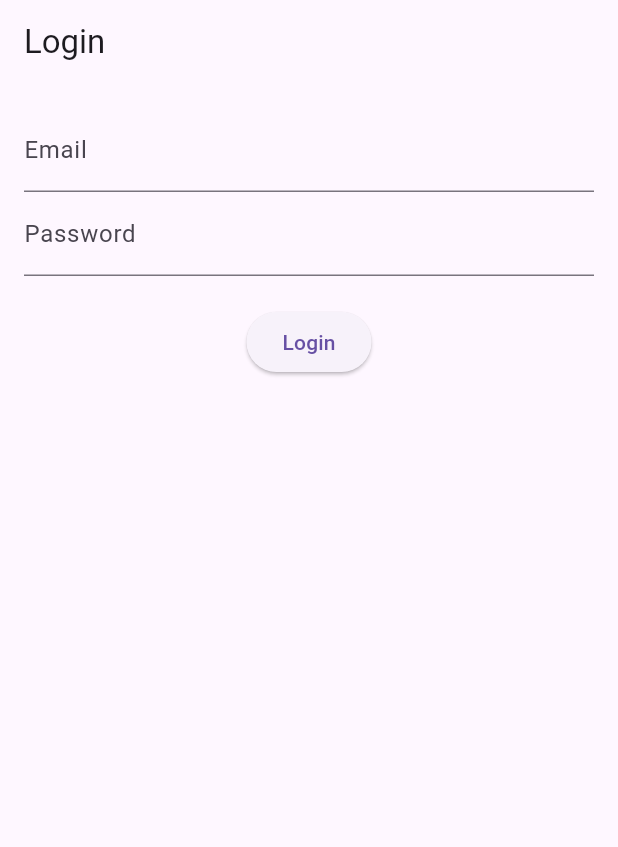
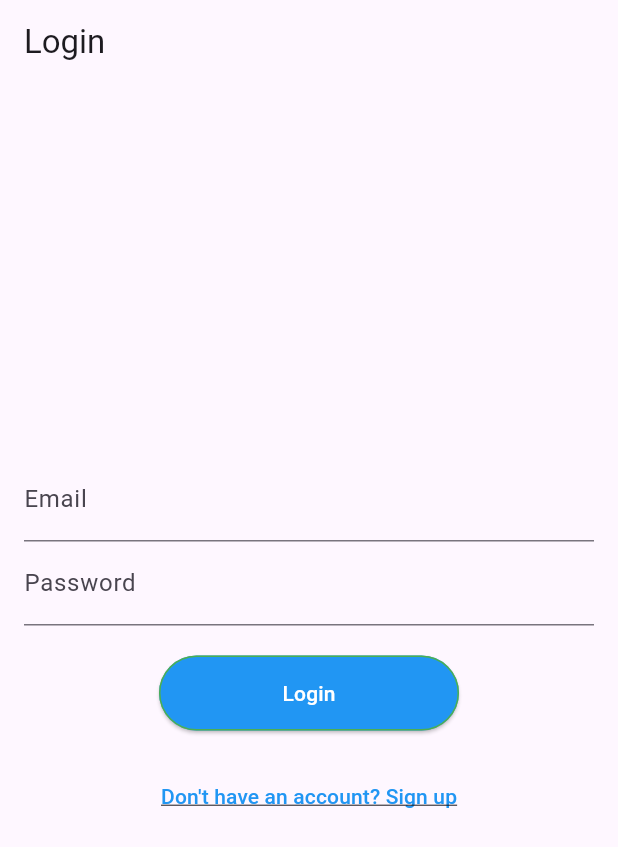
Before and after one commit to I-am-Imrankhan/book_room, a Flutter app: the screen it shows after launch, on a phone screen of 412 x 824 dp. Shown: the top 847 px of the screen. Run offline on Flutter 3.47's test engine with Material 3 defaults, Android fonts, the phone set to English and light mode, and no system bars; our stand-ins replace cloud_firestore, firebase_auth, firebase_core; accounts and stored records are empty.

Commit message:
Started divide big widgets to small widgets. Reusability

```diff
--- a/lib/screens/login_screen.dart
+++ b/lib/screens/login_screen.dart
@@ -1,7 +1,12 @@
+import 'package:book_room/screens/singup_screen.dart';
 import 'package:flutter/material.dart';
 import 'package:provider/provider.dart';
 import 'package:book_room/providers/AuthProvider.dart' as auth_provider;
 import 'home_screen.dart';
+import 'package:book_room/widgets/custom_text_field.dart';
+import 'package:book_room/widgets/custom_button.dart';
+import 'package:book_room/widgets/error_message.dart';
+import 'package:book_room/widgets/button_link.dart';
 
 class LoginScreen extends StatefulWidget {
   const LoginScreen({super.key});
@@ -51,10 +56,11 @@ class _LoginScreenState extends State<LoginScreen> {
         child: Form(
           key: _formKey,
           child: Column(
+            mainAxisAlignment: MainAxisAlignment.center,
             children: [
-              TextFormField(
+              CustomTextField(
                 controller: _emailController,
-                decoration: const InputDecoration(labelText: 'Email'),
+                labelText: 'Email',
                 validator: (value) {
                   if (value == null || value.isEmpty) {
                     return 'Please enter your email';
@@ -62,9 +68,9 @@ class _LoginScreenState extends State<LoginScreen> {
                   return null;
                 },
               ),
-              TextFormField(
+              CustomTextField(
                 controller: _passwordController,
-                decoration: const InputDecoration(labelText: 'Password'),
+                labelText: 'Password',
                 obscureText: true,
                 validator: (value) {
                   if (value == null || value.isEmpty) {
@@ -74,17 +80,31 @@ class _LoginScreenState extends State<LoginScreen> {
                 },
               ),
               const SizedBox(height: 20),
-              ElevatedButton(
+              CustomButton(
                 onPressed: _signIn,
-                child: const Text('Login'),
+                text: 'Login',
+                color: Colors.blue,
+                textColor: Colors.white,
+                borderColor: Colors.green,
+                size: const Size(200, 50),
               ),
+              const SizedBox(height: 20),
+              ButtonLink(
+                text: "Don't have an account? Sign up",
+                onPressed: () {
+                  Navigator.push(
+                    context,
+                    MaterialPageRoute(
+                        builder: (context) => const SignupScreen()),
+                  );
+                },
+                color: Colors.blue,
+                textDecoration: TextDecoration.underline,
+              ),
+              const SizedBox(height: 20),
               if (errorMessage != null)
-                Padding(
-                  padding: const EdgeInsets.only(top: 20),
-                  child: Text(
-                    errorMessage!,
-                    style: const TextStyle(color: Colors.red),
-                  ),
+                ErrorMessage(
+                  message: errorMessage!,
                 ),
             ],
           ),
--- a/lib/screens/singup_screen.dart
+++ b/lib/screens/singup_screen.dart
@@ -1,5 +1,8 @@
 import 'package:book_room/screens/home_screen.dart';
 import 'package:book_room/services/auth_service.dart' as auth_service;
+import 'package:book_room/widgets/button_link.dart';
+import 'package:book_room/widgets/custom_button.dart';
+import 'package:book_room/widgets/custom_text_field.dart';
 import 'package:flutter/material.dart';
 import 'package:provider/provider.dart';
 import 'package:book_room/providers/AuthProvider.dart' as auth_provider;
@@ -20,7 +23,8 @@ class _SignupScreenState extends State<SignupScreen> {
 
   Future<void> _signUp() async {
     if (_formKey.currentState!.validate()) {
-      final authService = Provider.of<auth_provider.AuthProvider>(context, listen: false);
+      final authService =
+          Provider.of<auth_provider.AuthProvider>(context, listen: false);
       final email = _emailController.text.trim();
       final password = _passwordController.text.trim();
 
@@ -63,30 +67,29 @@ class _SignupScreenState extends State<SignupScreen> {
                   errorMessage!,
                   style: const TextStyle(color: Colors.red),
                 ),
-              TextFormField(
+              CustomTextField(
                 controller: _emailController,
-                decoration: const InputDecoration(labelText: 'Email'),
+                labelText: 'Email',
                 validator: (value) =>
                     value!.isEmpty ? 'Please enter your email' : null,
               ),
-              TextFormField(
+              CustomTextField(
                 controller: _passwordController,
-                decoration: const InputDecoration(labelText: 'Password'),
+                labelText: 'Password',
                 obscureText: true,
                 validator: (value) =>
                     value!.isEmpty ? 'Please enter your password' : null,
               ),
               const SizedBox(height: 20),
-              ElevatedButton(
+              CustomButton(
                 onPressed: _signUp,
-                child: const Text('Sign Up'),
+                text: 'Sign Up',
+                color: Colors.blue,
+                textColor: Colors.white,
+                borderColor: Colors.green,
+                size: const Size(200, 50),
               ),
-              TextButton(
-                onPressed: () {
-                  Navigator.pop(context); // Navigate back to the login screen
-                },
-                child: const Text("Already have an account? Log in"),
-              ),
+              ButtonLink(onPressed: () => Navigator.pop(context), text: "Already have an account? Log in")
             ],
           ),
         ),
--- /dev/null
+++ b/lib/widgets/button_link.dart
@@ -0,0 +1,30 @@
+import 'package:flutter/material.dart';
+
+class ButtonLink extends StatelessWidget {
+  final String text;
+  final VoidCallback onPressed;
+  final Color? color;
+  final TextDecoration? textDecoration;
+
+  const ButtonLink({
+    super.key,
+    required this.text,
+    required this.onPressed,
+    this.color,
+    this.textDecoration,
+  });
+
+  @override
+  Widget build(BuildContext context) {
+    return TextButton(
+      onPressed: onPressed,
+      child: Text(
+        text,
+        style: TextStyle(
+          color: color,
+          decoration: textDecoration,
+        ),
+      ),
+    );
+  }
+}
--- /dev/null
+++ b/lib/widgets/custom_button.dart
@@ -0,0 +1,37 @@
+import 'package:flutter/material.dart';
+
+class CustomButton extends StatelessWidget {
+  final VoidCallback onPressed;
+  final String text;
+  final Color? color;
+  final Color? textColor;
+  final Color? borderColor;
+  final Size? size;
+
+  const CustomButton({
+    super.key,
+    required this.onPressed,
+    required this.text,
+    this.color,
+    this.textColor,
+    this.borderColor,
+    this.size,
+  });
+
+  @override
+  Widget build(BuildContext context) {
+    return SizedBox(
+      width: size?.width,
+      height: size?.height,
+      child: ElevatedButton(
+        onPressed: onPressed,
+        style: ElevatedButton.styleFrom(
+          backgroundColor: color,
+          foregroundColor: textColor,
+          side: borderColor != null ? BorderSide(color: borderColor!) : null,
+        ),
+        child: Text(text),
+      ),
+    );
+  }
+}
--- /dev/null
+++ b/lib/widgets/custom_text_field.dart
@@ -0,0 +1,26 @@
+import 'package:flutter/material.dart';
+
+class CustomTextField extends StatelessWidget {
+  final TextEditingController controller;
+  final String labelText;
+  final bool obscureText;
+  final String? Function(String?)? validator;
+
+  const CustomTextField({
+    super.key,
+    required this.controller,
+    required this.labelText,
+    this.obscureText = false,
+    this.validator,
+  });
+
+  @override
+  Widget build(BuildContext context) {
+    return TextFormField(
+      controller: controller,
+      decoration: InputDecoration(labelText: labelText),
+      obscureText: obscureText,
+      validator: validator,
+    );
+  }
+}
--- /dev/null
+++ b/lib/widgets/error_message.dart
@@ -0,0 +1,22 @@
+
+import 'package:flutter/material.dart';
+
+class ErrorMessage extends StatelessWidget {
+  final String message;
+
+  const ErrorMessage({
+    super.key,
+    required this.message,
+  });
+
+  @override
+  Widget build(BuildContext context) {
+    return Padding(
+      padding: const EdgeInsets.only(top: 20),
+      child: Text(
+        message,
+        style: const TextStyle(color: Colors.red),
+      ),
+    );
+  }
+}
```
